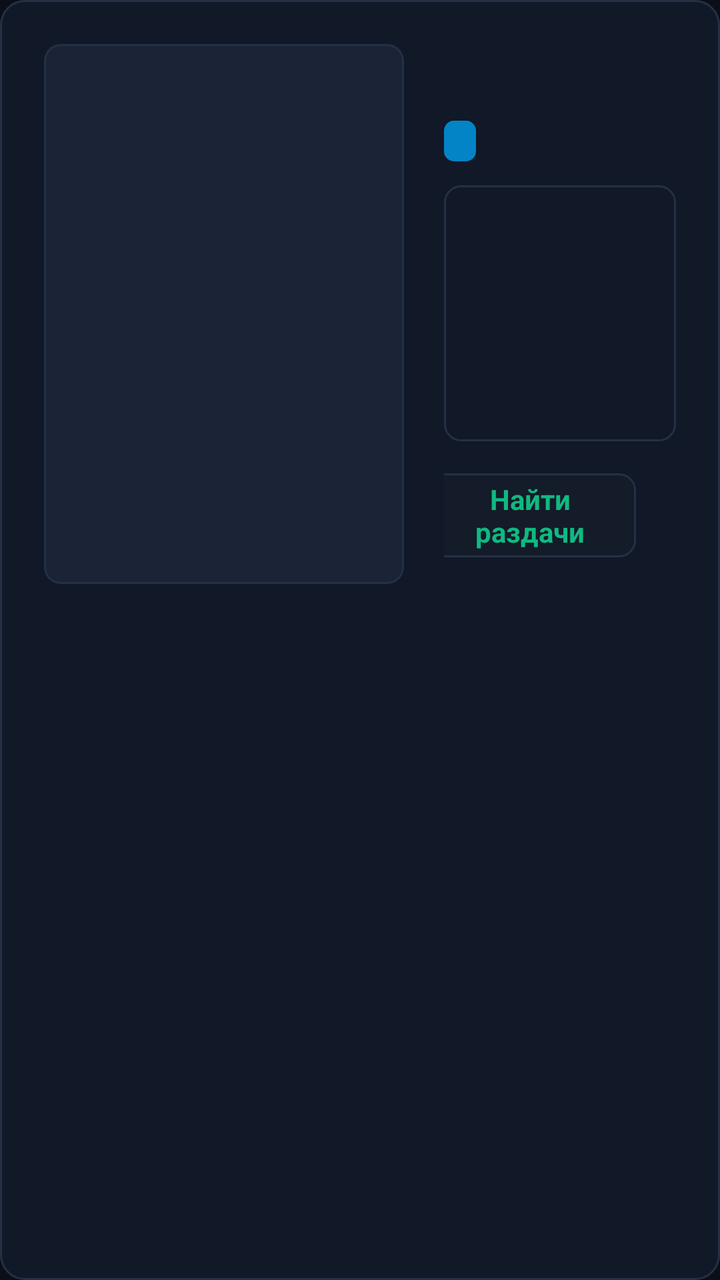
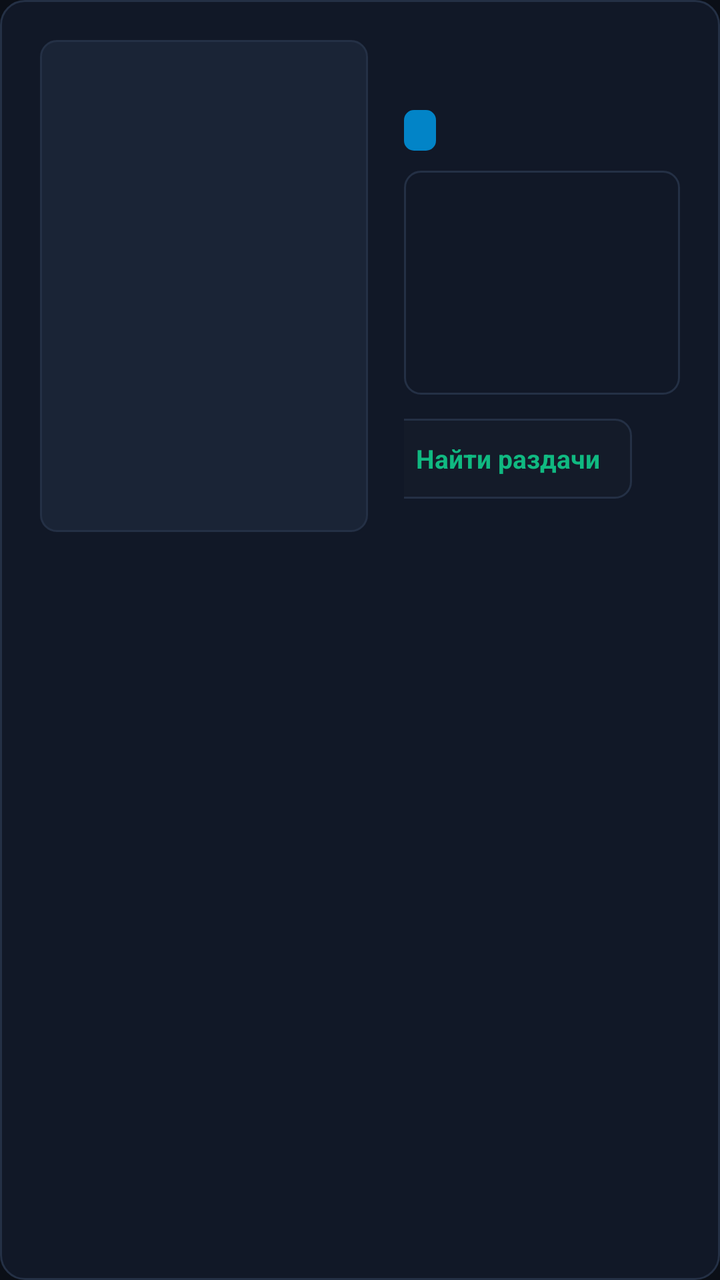

The first picture is an Android layout as it rendered before a commit; the second is the same layout after the commit. The layout source and the unified diff follow.
<!-- AndroidManifest.xml: application theme Theme.TorPlay -->
<!-- res/layout/dialog_movie_details.xml -->
<?xml version="1.0" encoding="utf-8"?>
<LinearLayout xmlns:android="http://schemas.android.com/apk/res/android"
    android:layout_width="match_parent"
    android:layout_height="wrap_content"
    android:background="@drawable/bg_dialog"
    android:orientation="horizontal"
    android:padding="22dp">

    <FrameLayout
        android:layout_width="180dp"
        android:layout_height="270dp"
        android:layout_marginEnd="20dp"
        android:background="@drawable/bg_poster_placeholder">

        <ImageView
            android:id="@+id/ivDetailsPoster"
            android:layout_width="match_parent"
            android:layout_height="match_parent"
            android:contentDescription="@null"
            android:scaleType="centerCrop" />
    </FrameLayout>

    <LinearLayout
        android:layout_width="0dp"
        android:layout_height="wrap_content"
        android:layout_weight="1"
        android:orientation="vertical">

        <TextView
            android:id="@+id/tvDetailsTitle"
            android:layout_width="match_parent"
            android:layout_height="wrap_content"
            android:ellipsize="end"
            android:maxLines="2"
            android:textColor="@color/text_primary"
            android:textSize="21sp"
            android:textStyle="bold" />

        <TextView
            android:id="@+id/tvDetailsOriginal"
            android:layout_width="match_parent"
            android:layout_height="wrap_content"
            android:layout_marginTop="2dp"
            android:ellipsize="end"
            android:maxLines="1"
            android:textColor="@color/text_muted"
            android:textSize="13sp"
            android:visibility="gone" />

        <LinearLayout
            android:layout_width="match_parent"
            android:layout_height="wrap_content"
            android:layout_marginTop="10dp"
            android:gravity="center_vertical"
            android:orientation="horizontal">

            <TextView
                android:id="@+id/tvDetailsRating"
                android:layout_width="wrap_content"
                android:layout_height="wrap_content"
                android:layout_marginEnd="8dp"
                android:background="@drawable/bg_badge_hdr"
                android:paddingStart="8dp"
                android:paddingTop="2dp"
                android:paddingEnd="8dp"
                android:paddingBottom="2dp"
                android:textColor="#FFFFFF"
                android:textSize="12sp"
                android:textStyle="bold"
                android:visibility="gone" />

            <TextView
                android:id="@+id/tvDetailsType"
                android:layout_width="wrap_content"
                android:layout_height="wrap_content"
                android:layout_marginEnd="8dp"
                android:background="@drawable/bg_badge_1080"
                android:paddingStart="8dp"
                android:paddingTop="2dp"
                android:paddingEnd="8dp"
                android:paddingBottom="2dp"
                android:textColor="#FFFFFF"
                android:textSize="12sp"
                android:textStyle="bold" />

            <TextView
                android:id="@+id/tvDetailsMeta"
                android:layout_width="0dp"
                android:layout_height="wrap_content"
                android:layout_weight="1"
                android:ellipsize="end"
                android:maxLines="1"
                android:textColor="@color/text_secondary"
                android:textSize="13sp" />
        </LinearLayout>

        <ScrollView
            android:layout_width="match_parent"
            android:layout_height="128dp"
            android:layout_marginTop="12dp"
            android:background="@drawable/bg_input_selector"
            android:fadeScrollbars="false"
            android:padding="12dp">

            <TextView
                android:id="@+id/tvDetailsOverview"
                android:layout_width="match_parent"
                android:layout_height="wrap_content"
                android:lineSpacingMultiplier="1.25"
                android:textColor="@color/text_secondary"
                android:textSize="14sp" />
        </ScrollView>

        <LinearLayout
            android:layout_width="match_parent"
            android:layout_height="wrap_content"
            android:layout_marginTop="16dp"
            android:gravity="end"
            android:orientation="horizontal">

            <TextView
                android:id="@+id/btnDetailsFindTorrents"
                android:layout_width="wrap_content"
                android:layout_height="42dp"
                android:layout_marginEnd="10dp"
                android:background="@drawable/bg_button_selector"
                android:clickable="true"
                android:focusable="true"
                android:gravity="center"
                android:nextFocusDown="@+id/btnDetailsFindTorrents"
                android:nextFocusLeft="@+id/btnDetailsFindTorrents"
                android:nextFocusRight="@+id/btnDetailsFavorite"
                android:nextFocusUp="@+id/btnDetailsFindTorrents"
                android:paddingStart="20dp"
                android:paddingEnd="20dp"
                android:text="@string/catalog_btn_find_torrents"
                android:textColor="@color/text_button_accent_selector"
                android:textSize="14sp"
                android:textStyle="bold" />

            <TextView
                android:id="@+id/btnDetailsFavorite"
                android:layout_width="wrap_content"
                android:layout_height="42dp"
                android:layout_marginEnd="10dp"
                android:background="@drawable/bg_button_selector"
                android:clickable="true"
                android:focusable="true"
                android:gravity="center"
                android:nextFocusDown="@+id/btnDetailsFavorite"
                android:nextFocusLeft="@+id/btnDetailsFindTorrents"
                android:nextFocusRight="@+id/btnDetailsClose"
                android:nextFocusUp="@+id/btnDetailsFavorite"
                android:paddingStart="16dp"
                android:paddingEnd="16dp"
                android:text="@string/btn_fav_toggle"
                android:textColor="@color/text_primary"
                android:textSize="13sp"
                android:textStyle="bold" />

            <TextView
                android:id="@+id/btnDetailsClose"
                android:layout_width="wrap_content"
                android:layout_height="42dp"
                android:background="@drawable/bg_button_selector"
                android:clickable="true"
                android:focusable="true"
                android:gravity="center"
                android:nextFocusDown="@+id/btnDetailsClose"
                android:nextFocusLeft="@+id/btnDetailsFavorite"
                android:nextFocusRight="@+id/btnDetailsClose"
                android:nextFocusUp="@+id/btnDetailsClose"
                android:paddingStart="16dp"
                android:paddingEnd="16dp"
                android:text="@string/catalog_btn_close"
                android:textColor="@color/text_secondary"
                android:textSize="13sp"
                android:textStyle="bold" />
        </LinearLayout>
    </LinearLayout>
</LinearLayout>
<!-- resources referenced by this layout -->
<resources>
  <color name="text_muted">#64748B</color>
  <color name="text_primary">#F3F4F6</color>
  <color name="text_secondary">#94A3B8</color>
  <!-- drawable bg_badge_1080 (drawable) -->
  <?xml version="1.0" encoding="utf-8"?>
  <shape xmlns:android="http://schemas.android.com/apk/res/android" android:shape="rectangle">
      <solid android:color="@color/badge_1080" />
      <corners android:radius="5dp" />
  </shape>
  <!-- drawable bg_badge_hdr (drawable) -->
  <?xml version="1.0" encoding="utf-8"?>
  <shape xmlns:android="http://schemas.android.com/apk/res/android" android:shape="rectangle">
      <solid android:color="@color/badge_hdr" />
      <corners android:radius="5dp" />
  </shape>
  <!-- drawable bg_dialog (drawable) -->
  <?xml version="1.0" encoding="utf-8"?>
  <shape xmlns:android="http://schemas.android.com/apk/res/android" android:shape="rectangle">
      <solid android:color="#111827" />
      <stroke android:width="1dp" android:color="@color/border_subtle" />
      <corners android:radius="12dp" />
  </shape>
  <!-- drawable bg_input_selector (drawable) -->
  <?xml version="1.0" encoding="utf-8"?>
  <selector xmlns:android="http://schemas.android.com/apk/res/android">
      <item android:state_focused="true">
          <shape android:shape="rectangle">
              <solid android:color="@color/bg_surface_focused" />
              <stroke android:width="2.5dp" android:color="@color/accent_emerald" />
              <corners android:radius="8dp" />
          </shape>
      </item>
      <item>
          <shape android:shape="rectangle">
              <solid android:color="@color/bg_input" />
              <stroke android:width="1dp" android:color="@color/border_subtle" />
              <corners android:radius="8dp" />
          </shape>
      </item>
  </selector>
  <!-- drawable bg_poster_placeholder (drawable) -->
  <?xml version="1.0" encoding="utf-8"?>
  <shape xmlns:android="http://schemas.android.com/apk/res/android"
      android:shape="rectangle">
      <solid android:color="#1A2436" />
      <stroke android:width="1dp" android:color="@color/border_subtle" />
      <corners android:radius="8dp" />
  </shape>
  <string name="btn_fav_toggle">★ В избранное</string>
  <string name="catalog_btn_close">Закрыть</string>
  <string name="catalog_btn_find_torrents">Найти раздачи</string>
  <style name="Theme.TorPlay" parent="Theme.AppCompat.NoActionBar">
          <item name="android:windowBackground">@color/bg_screen</item>
          <item name="android:windowFullscreen">true</item>
          <item name="android:statusBarColor">@android:color/transparent</item>
          <item name="android:navigationBarColor">@android:color/transparent</item>
          <item name="colorPrimary">@color/accent_emerald</item>
          <item name="colorPrimaryDark">@color/bg_screen</item>
          <item name="colorAccent">@color/accent_emerald</item>
          <item name="android:textColorPrimary">@color/text_primary</item>
          <item name="android:textColorSecondary">@color/text_secondary</item>
      </style>
  <color name="badge_1080">#0284C7</color>
  <color name="badge_hdr">#D97706</color>
  <color name="accent_emerald">#10B981</color>
  <color name="accent_emerald_dark">#059669</color>
  <color name="bg_surface">#141B29</color>
  <color name="border_subtle">#243045</color>
  <color name="bg_surface_focused">#1C283B</color>
  <color name="bg_input">#111827</color>
  <color name="bg_screen">#0B0F17</color>
  <!-- unchanged entries left out for length: 1 -->
</resources>

<!-- the commit's change to res/layout/dialog_movie_details.xml (unified diff, before → after) -->
@@ -3,179 +3,251 @@
     android:layout_width="match_parent"
     android:layout_height="wrap_content"
     android:background="@drawable/bg_dialog"
-    android:orientation="horizontal"
-    android:padding="22dp">
-
-    <FrameLayout
-        android:layout_width="180dp"
-        android:layout_height="270dp"
-        android:layout_marginEnd="20dp"
-        android:background="@drawable/bg_poster_placeholder">
-
-        <ImageView
-            android:id="@+id/ivDetailsPoster"
-            android:layout_width="match_parent"
-            android:layout_height="match_parent"
-            android:contentDescription="@null"
-            android:scaleType="centerCrop" />
-    </FrameLayout>
+    android:orientation="vertical"
+    android:padding="20dp">
 
     <LinearLayout
-        android:layout_width="0dp"
+        android:layout_width="match_parent"
         android:layout_height="wrap_content"
-        android:layout_weight="1"
-        android:orientation="vertical">
-
-        <TextView
-            android:id="@+id/tvDetailsTitle"
-            android:layout_width="match_parent"
+        android:orientation="horizontal">
+
+        <FrameLayout
+            android:layout_width="164dp"
+            android:layout_height="246dp"
+            android:layout_marginEnd="18dp"
+            android:background="@drawable/bg_poster_placeholder">
+
+            <ImageView
+                android:id="@+id/ivDetailsPoster"
+                android:layout_width="match_parent"
+                android:layout_height="match_parent"
+                android:contentDescription="@null"
+                android:scaleType="centerCrop" />
+        </FrameLayout>
+
+        <LinearLayout
+            android:layout_width="0dp"
             android:layout_height="wrap_content"
-            android:ellipsize="end"
-            android:maxLines="2"
-            android:textColor="@color/text_primary"
-            android:textSize="21sp"
-            android:textStyle="bold" />
-
-        <TextView
-            android:id="@+id/tvDetailsOriginal"
-            android:layout_width="match_parent"
-            android:layout_height="wrap_content"
-            android:layout_marginTop="2dp"
-            android:ellipsize="end"
-            android:maxLines="1"
-            android:textColor="@color/text_muted"
-            android:textSize="13sp"
-            android:visibility="gone" />
+            android:layout_weight="1"
+            android:orientation="vertical">
+
+            <TextView
+                android:id="@+id/tvDetailsTitle"
+                android:layout_width="match_parent"
+                android:layout_height="wrap_content"
+                android:ellipsize="end"
+                android:maxLines="2"
+                android:textColor="@color/text_primary"
+                android:textSize="20sp"
+                android:textStyle="bold" />
+
+            <TextView
+                android:id="@+id/tvDetailsOriginal"
+                android:layout_width="match_parent"
+                android:layout_height="wrap_content"
+                android:layout_marginTop="2dp"
+                android:ellipsize="end"
+                android:maxLines="1"
+                android:textColor="@color/text_muted"
+                android:textSize="12sp"
+                android:visibility="gone" />
+
+            <LinearLayout
+                android:layout_width="match_parent"
+                android:layout_height="wrap_content"
+                android:layout_marginTop="8dp"
+                android:gravity="center_vertical"
+                android:orientation="horizontal">
+
+                <TextView
+                    android:id="@+id/tvDetailsRating"
+                    android:layout_width="wrap_content"
+                    android:layout_height="wrap_content"
+                    android:layout_marginEnd="8dp"
+                    android:background="@drawable/bg_badge_hdr"
+                    android:paddingStart="8dp"
+                    android:paddingTop="2dp"
+                    android:paddingEnd="8dp"
+                    android:paddingBottom="2dp"
+                    android:textColor="#FFFFFF"
+                    android:textSize="12sp"
+                    android:textStyle="bold"
+                    android:visibility="gone" />
+
+                <TextView
+                    android:id="@+id/tvDetailsType"
+                    android:layout_width="wrap_content"
+                    android:layout_height="wrap_content"
+                    android:layout_marginEnd="8dp"
+                    android:background="@drawable/bg_badge_1080"
+                    android:paddingStart="8dp"
+                    android:paddingTop="2dp"
+                    android:paddingEnd="8dp"
+                    android:paddingBottom="2dp"
+                    android:textColor="#FFFFFF"
+                    android:textSize="12sp"
+                    android:textStyle="bold" />
+
+                <TextView
+                    android:id="@+id/tvDetailsMeta"
+                    android:layout_width="0dp"
+                    android:layout_height="wrap_content"
+                    android:layout_weight="1"
+                    android:ellipsize="end"
+                    android:maxLines="1"
+                    android:textColor="@color/text_secondary"
+                    android:textSize="12sp" />
+            </LinearLayout>
+
+            <ScrollView
+                android:layout_width="match_parent"
+                android:layout_height="112dp"
+                android:layout_marginTop="10dp"
+                android:background="@drawable/bg_input_selector"
+                android:fadeScrollbars="false"
+                android:padding="11dp">
+
+                <TextView
+                    android:id="@+id/tvDetailsOverview"
+                    android:layout_width="match_parent"
+                    android:layout_height="wrap_content"
+                    android:lineSpacingMultiplier="1.22"
+                    android:textColor="@color/text_secondary"
+                    android:textSize="13sp" />
+            </ScrollView>
+
+            <LinearLayout
+                android:layout_width="match_parent"
+                android:layout_height="wrap_content"
+                android:layout_marginTop="12dp"
+                android:gravity="end|center_vertical"
+                android:orientation="horizontal">
+
+                <TextView
+                    android:id="@+id/btnDetailsFindTorrents"
+                    android:layout_width="wrap_content"
+                    android:layout_height="40dp"
+                    android:layout_marginEnd="8dp"
+                    android:background="@drawable/bg_button_selector"
+                    android:clickable="true"
+                    android:focusable="true"
+                    android:gravity="center"
+                    android:nextFocusDown="@+id/btnDetailsFindTorrents"
+                    android:nextFocusLeft="@+id/btnDetailsFindTorrents"
+                    android:nextFocusRight="@+id/btnDetailsTrailer"
+                    android:nextFocusUp="@+id/btnDetailsFindTorrents"
+                    android:paddingStart="16dp"
+                    android:paddingEnd="16dp"
+                    android:singleLine="true"
+                    android:text="@string/catalog_btn_find_torrents"
+                    android:textColor="@color/text_button_accent_selector"
+                    android:textSize="13sp"
+                    android:textStyle="bold" />
+
+                <TextView
+                    android:id="@+id/btnDetailsTrailer"
+                    android:layout_width="wrap_content"
+                    android:layout_height="40dp"
+                    android:layout_marginEnd="8dp"
+                    android:background="@drawable/bg_button_selector"
+                    android:clickable="true"
+                    android:focusable="true"
+                    android:gravity="center"
+                    android:nextFocusDown="@+id/btnDetailsTrailer"
+                    android:nextFocusLeft="@+id/btnDetailsFindTorrents"
+                    android:nextFocusRight="@+id/btnDetailsFavorite"
+                    android:nextFocusUp="@+id/btnDetailsTrailer"
+                    android:paddingStart="13dp"
+                    android:paddingEnd="13dp"
+                    android:singleLine="true"
+                    android:text="@string/catalog_btn_trailer"
+                    android:textColor="@color/text_primary"
+                    android:textSize="13sp"
+                    android:textStyle="bold" />
+
+                <TextView
+                    android:id="@+id/btnDetailsFavorite"
+                    android:layout_width="wrap_content"
+                    android:layout_height="40dp"
+                    android:layout_marginEnd="8dp"
+                    android:background="@drawable/bg_button_selector"
+                    android:clickable="true"
+                    android:focusable="true"
+                    android:gravity="center"
+                    android:nextFocusDown="@+id/btnDetailsFavorite"
+                    android:nextFocusLeft="@+id/btnDetailsTrailer"
+                    android:nextFocusRight="@+id/btnDetailsClose"
+                    android:nextFocusUp="@+id/btnDetailsFavorite"
+                    android:paddingStart="13dp"
+                    android:paddingEnd="13dp"
+                    android:singleLine="true"
+                    android:text="@string/btn_fav_toggle"
+                    android:textColor="@color/text_primary"
+                    android:textSize="12sp"
+                    android:textStyle="bold" />
+
+                <TextView
+                    android:id="@+id/btnDetailsClose"
+                    android:layout_width="wrap_content"
+                    android:layout_height="40dp"
+                    android:background="@drawable/bg_button_selector"
+                    android:clickable="true"
+                    android:focusable="true"
+                    android:gravity="center"
+                    android:nextFocusDown="@+id/btnDetailsClose"
+                    android:nextFocusLeft="@+id/btnDetailsFavorite"
+                    android:nextFocusRight="@+id/btnDetailsClose"
+                    android:nextFocusUp="@+id/btnDetailsClose"
+                    android:paddingStart="14dp"
+                    android:paddingEnd="14dp"
+                    android:singleLine="true"
+                    android:text="@string/catalog_btn_close"
+                    android:textColor="@color/text_secondary"
+                    android:textSize="12sp"
+                    android:textStyle="bold" />
+            </LinearLayout>
+        </LinearLayout>
+    </LinearLayout>
+
+    
+    <LinearLayout
+        android:id="@+id/layoutDetailsSimilar"
+        android:layout_width="match_parent"
+        android:layout_height="wrap_content"
+        android:layout_marginTop="14dp"
+        android:orientation="vertical"
+        android:visibility="gone">
 
         <LinearLayout
             android:layout_width="match_parent"
             android:layout_height="wrap_content"
-            android:layout_marginTop="10dp"
+            android:layout_marginBottom="6dp"
             android:gravity="center_vertical"
             android:orientation="horizontal">
 
             <TextView
-                android:id="@+id/tvDetailsRating"
-                android:layout_width="wrap_content"
-                android:layout_height="wrap_content"
-                android:layout_marginEnd="8dp"
-                android:background="@drawable/bg_badge_hdr"
-                android:paddingStart="8dp"
-                android:paddingTop="2dp"
-                android:paddingEnd="8dp"
-                android:paddingBottom="2dp"
-                android:textColor="#FFFFFF"
-                android:textSize="12sp"
-                android:textStyle="bold"
-                android:visibility="gone" />
-
-            <TextView
-                android:id="@+id/tvDetailsType"
-                android:layout_width="wrap_content"
-                android:layout_height="wrap_content"
-                android:layout_marginEnd="8dp"
-                android:background="@drawable/bg_badge_1080"
-                android:paddingStart="8dp"
-                android:paddingTop="2dp"
-                android:paddingEnd="8dp"
-                android:paddingBottom="2dp"
-                android:textColor="#FFFFFF"
-                android:textSize="12sp"
-                android:textStyle="bold" />
-
-            <TextView
-                android:id="@+id/tvDetailsMeta"
+                android:id="@+id/tvDetailsSimilarHeader"
                 android:layout_width="0dp"
                 android:layout_height="wrap_content"
                 android:layout_weight="1"
-                android:ellipsize="end"
-                android:maxLines="1"
-                android:textColor="@color/text_secondary"
-                android:textSize="13sp" />
-        </LinearLayout>
-
-        <ScrollView
-            android:layout_width="match_parent"
-            android:layout_height="128dp"
-            android:layout_marginTop="12dp"
-            android:background="@drawable/bg_input_selector"
-            android:fadeScrollbars="false"
-            android:padding="12dp">
-
-            <TextView
-                android:id="@+id/tvDetailsOverview"
-                android:layout_width="match_parent"
-                android:layout_height="wrap_content"
-                android:lineSpacingMultiplier="1.25"
-                android:textColor="@color/text_secondary"
-                android:textSize="14sp" />
-        </ScrollView>
-
-        <LinearLayout
-            android:layout_width="match_parent"
-            android:layout_height="wrap_content"
-            android:layout_marginTop="16dp"
-            android:gravity="end"
-            android:orientation="horizontal">
-
-            <TextView
-                android:id="@+id/btnDetailsFindTorrents"
-                android:layout_width="wrap_content"
-                android:layout_height="42dp"
-                android:layout_marginEnd="10dp"
-                android:background="@drawable/bg_button_selector"
-                android:clickable="true"
-                android:focusable="true"
-                android:gravity="center"
-                android:nextFocusDown="@+id/btnDetailsFindTorrents"
-                android:nextFocusLeft="@+id/btnDetailsFindTorrents"
-                android:nextFocusRight="@+id/btnDetailsFavorite"
-                android:nextFocusUp="@+id/btnDetailsFindTorrents"
-                android:paddingStart="20dp"
-                android:paddingEnd="20dp"
-                android:text="@string/catalog_btn_find_torrents"
-                android:textColor="@color/text_button_accent_selector"
-                android:textSize="14sp"
-                android:textStyle="bold" />
-
-            <TextView
-                android:id="@+id/btnDetailsFavorite"
-                android:layout_width="wrap_content"
-                android:layout_height="42dp"
-                android:layout_marginEnd="10dp"
-                android:background="@drawable/bg_button_selector"
-                android:clickable="true"
-                android:focusable="true"
-                android:gravity="center"
-                android:nextFocusDown="@+id/btnDetailsFavorite"
-                android:nextFocusLeft="@+id/btnDetailsFindTorrents"
-                android:nextFocusRight="@+id/btnDetailsClose"
-                android:nextFocusUp="@+id/btnDetailsFavorite"
-                android:paddingStart="16dp"
-                android:paddingEnd="16dp"
-                android:text="@string/btn_fav_toggle"
+                android:text="@string/catalog_similar_title"
                 android:textColor="@color/text_primary"
                 android:textSize="13sp"
                 android:textStyle="bold" />
 
-            <TextView
-                android:id="@+id/btnDetailsClose"
-                android:layout_width="wrap_content"
-                android:layout_height="42dp"
-                android:background="@drawable/bg_button_selector"
-                android:clickable="true"
-                android:focusable="true"
-                android:gravity="center"
-                android:nextFocusDown="@+id/btnDetailsClose"
-                android:nextFocusLeft="@+id/btnDetailsFavorite"
-                android:nextFocusRight="@+id/btnDetailsClose"
-                android:nextFocusUp="@+id/btnDetailsClose"
-                android:paddingStart="16dp"
-                android:paddingEnd="16dp"
-                android:text="@string/catalog_btn_close"
-                android:textColor="@color/text_secondary"
-                android:textSize="13sp"
-                android:textStyle="bold" />
+            <ProgressBar
+                android:id="@+id/progressDetailsSimilar"
+                android:layout_width="14dp"
+                android:layout_height="14dp"
+                android:indeterminateTint="@color/accent_emerald"
+                android:visibility="gone" />
         </LinearLayout>
+
+        <androidx.recyclerview.widget.RecyclerView
+            android:id="@+id/rvDetailsSimilar"
+            android:layout_width="match_parent"
+            android:layout_height="90dp"
+            android:clipToPadding="false"
+            android:nextFocusUp="@+id/btnDetailsFindTorrents" />
     </LinearLayout>
 </LinearLayout>
<!-- resource entries referenced after the edit -->
@@ -51,6 +51,8 @@
   <string name="btn_fav_toggle">★ В избранное</string>
   <string name="catalog_btn_close">Закрыть</string>
   <string name="catalog_btn_find_torrents">Найти раздачи</string>
+  <string name="catalog_btn_trailer">▶ Трейлер</string>
+  <string name="catalog_similar_title">Похожие фильмы и сериалы</string>
   <style name="Theme.TorPlay" parent="Theme.AppCompat.NoActionBar">
           <item name="android:windowBackground">@color/bg_screen</item>
           <item name="android:windowFullscreen">true</item>
